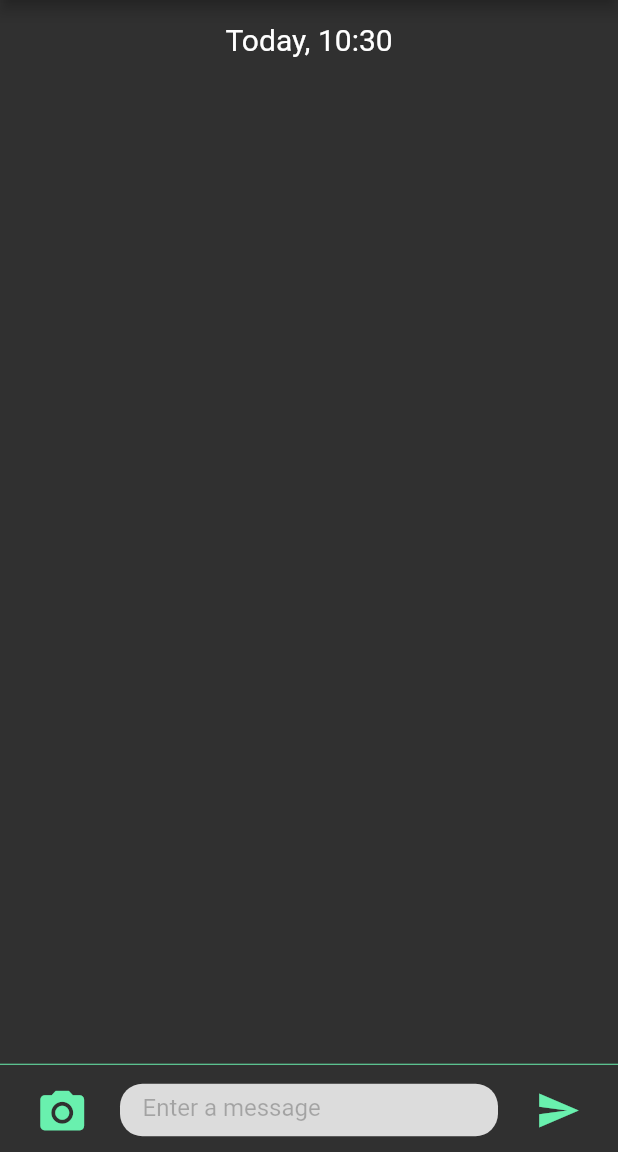
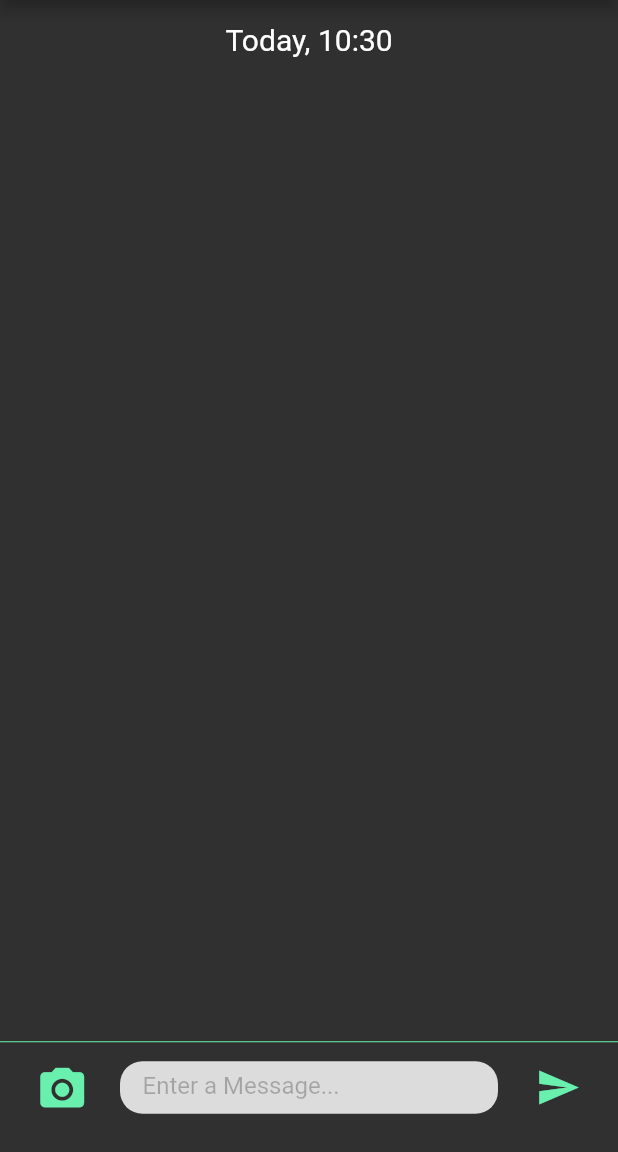
Before and after one commit to lenovix/ChatBot, a Flutter app: the screen it shows after launch, after a tap on the "send" icon, on a phone screen of 412 x 824 dp, the part 84-1236 px from its top. Run offline on Flutter 3.47's test engine with Material 2 defaults, Android fonts, the phone set to English and light mode, and no system bars; our stand-ins replace bubble; missing offline and left inert: flutter_dialogflow.

Commit message:
commit from ref

```diff
--- a/lib/main.dart
+++ b/lib/main.dart
@@ -53,24 +53,27 @@ class MyHomePage extends StatefulWidget {
 }
 
 class _MyHomePageState extends State<MyHomePage> {
-  final messageController = TextEditingController();
-
-  List<Map> messages = [];
 
   void response(query) async {
-    AuthGoogle authGoogle =
-        await AuthGoogle(fileJson: "assets/service.json").build();
+    AuthGoogle authGoogle = await AuthGoogle(
+        fileJson: "assets/service.json")
+        .build();
     Dialogflow dialogflow =
     Dialogflow(authGoogle: authGoogle, language: Language.english);
     AIResponse aiResponse = await dialogflow.detectIntent(query);
     setState(() {
-      messages.insert(0, {
+      messsages.insert(0, {
         "data": 0,
-        "messages": aiResponse.getListMessage()[0]["text"]["text"][0].toString()
+        "message": aiResponse.getListMessage()[0]["text"]["text"][0].toString()
       });
     });
+
+
     print(aiResponse.getListMessage()[0]["text"]["text"][0].toString());
    }
+
+   final messageInsert = TextEditingController();
+   List<Map> messsages = [];
 
   @override
   Widget build(BuildContext context) {
@@ -82,89 +85,107 @@ class _MyHomePageState extends State<MyHomePage> {
     // than having to individually change instances of widgets.
     return Scaffold(
       appBar: AppBar(
-        // Here we take the value from the MyHomePage object that was created by
-        // the App.build method, and use it to set our appbar title.
-        title: Text(widget.title),
+        title: Text(
+          "Chat bot",
+        ),
       ),
       body: Container(
         child: Column(
-          children: [
-            Center(
-              child: Container(
-                padding: const EdgeInsets.only(top: 15, bottom: 18),
-                child: Text(
-                  "Today, ${DateFormat("Hm").format(DateTime.now())}",
-                  style: const TextStyle(fontSize: 20),
-                ),
-              ),
+          children: <Widget>[
+            Container(
+              padding: EdgeInsets.only(top: 15, bottom: 10),
+              child: Text("Today, ${DateFormat("Hm").format(DateTime.now())}", style: TextStyle(
+                fontSize: 20
+              ),),
             ),
             Flexible(
                 child: ListView.builder(
                     reverse: true,
-                itemCount: 0,
+                    itemCount: messsages.length,
                     itemBuilder: (context, index) => chat(
-                    messages[index]["message"].toString(),
-                    messages[index]["data"]),
+                        messsages[index]["message"].toString(),
+                        messsages[index]["data"]))),
+            SizedBox(
+              height: 20,
             ),
-            ),
-            const Divider(
-              height: 5,
+
+            Divider(
+              height: 5.0,
               color: Colors.greenAccent,
             ),
             Container(
+
+
               child: ListTile(
+
                   leading: IconButton(
-                  icon: const Icon(
-                    Icons.camera_alt,
-                    color: Colors.greenAccent,
-                    size: 35,
+                    icon: Icon(Icons.camera_alt, color: Colors.greenAccent, size: 35,), onPressed: () {  },
                   ),
-                  onPressed: () {},
-                ),
+
                   title: Container(
                     height: 35,
-                  decoration: const BoxDecoration(
-                      borderRadius: BorderRadius.all(Radius.circular(15)),
-                      color: Color.fromRGBO(220, 220, 220, 1)),
-                  padding: const EdgeInsets.only(left: 15),
+                    decoration: BoxDecoration(
+                      borderRadius: BorderRadius.all(Radius.circular(
+                          15)),
+                      color: Color.fromRGBO(220, 220, 220, 1),
+                    ),
+                    padding: EdgeInsets.only(left: 15),
                     child: TextFormField(
-                    controller: messageController,
-                    decoration: const InputDecoration(
-                      hintText: "Enter a message",
-                      hintStyle: TextStyle(color: Colors.black26),
+                      controller: messageInsert,
+                      decoration: InputDecoration(
+                        hintText: "Enter a Message...",
+                        hintStyle: TextStyle(
+                            color: Colors.black26
+                        ),
                         border: InputBorder.none,
                         focusedBorder: InputBorder.none,
                         enabledBorder: InputBorder.none,
                         errorBorder: InputBorder.none,
                         disabledBorder: InputBorder.none,
                       ),
-                    style: const TextStyle(fontSize: 16, color: Colors.black),
+
+                      style: TextStyle(
+                          fontSize: 16,
+                          color: Colors.black
+                      ),
+                      onChanged: (value) {
+
+                      },
                     ),
                   ),
+
                   trailing: IconButton(
-                  icon: const Icon(
+
+                      icon: Icon(
+
                         Icons.send,
-                    size: 30,
+                        size: 30.0,
                         color: Colors.greenAccent,
                       ),
                       onPressed: () {
-                    if (messageController.text.isEmpty) {
+
+                        if (messageInsert.text.isEmpty) {
                           print("empty message");
                         } else {
                           setState(() {
-                        messages.insert(
-                            0, {"data": 1, "message": messageController.text});
+                            messsages.insert(0,
+                                {"data": 1, "message": messageInsert.text});
                           });
-                      response(messageController.text);
-                      messageController.clear();
+                          response(messageInsert.text);
+                          messageInsert.clear();
                         }
                         FocusScopeNode currentFocus = FocusScope.of(context);
                         if (!currentFocus.hasPrimaryFocus) {
                           currentFocus.unfocus();
                         }
-                  },
+                      }),
+
               ),
+
             ),
+
+            SizedBox(
+              height: 15.0,
             )
           ],
         ),
@@ -174,59 +195,59 @@ class _MyHomePageState extends State<MyHomePage> {
 
   Widget chat(String message, int data) {
     return Container(
-      padding: const EdgeInsets.only(left: 20, right: 20),
+      padding: EdgeInsets.only(left: 20, right: 20),
+
       child: Row(
-        mainAxisAlignment:
-            data == 1 ? MainAxisAlignment.end : MainAxisAlignment.start,
+          mainAxisAlignment: data == 1 ? MainAxisAlignment.end : MainAxisAlignment.start,
           children: [
-          data == 0
-              ? Container(
+
+            data == 0 ? Container(
               height: 60,
               width: 60,
-                  child: const CircleAvatar(
+              child: CircleAvatar(
                 backgroundImage: AssetImage("assets/robot.jpg"),
               ),
-                )
-              : Container(),
+            ) : Container(),
+
         Padding(
-            padding: const EdgeInsets.all(20),
+        padding: EdgeInsets.all(10.0),
         child: Bubble(
-              radius: const Radius.circular(15),
-              color: data == 0
-                  ? const Color.fromRGBO(23, 157, 139, 1)
-                  : Colors.orangeAccent,
-              elevation: 0,
+            radius: Radius.circular(15.0),
+            color: data == 0 ? Color.fromRGBO(23, 157, 139, 1) : Colors.orangeAccent,
+            elevation: 0.0,
+
             child: Padding(
-                padding: const EdgeInsets.all(2),
+              padding: EdgeInsets.all(2.0),
               child: Row(
                 mainAxisSize: MainAxisSize.min,
-                  children: [
-                    const SizedBox(
-                      width: 10,
+                children: <Widget>[
+
+                  SizedBox(
+                    width: 10.0,
                   ),
                   Flexible(
                       child: Container(
-                      constraints: const BoxConstraints(maxWidth: 200),
+                        constraints: BoxConstraints( maxWidth: 200),
                         child: Text(
                           message,
-                        style: const TextStyle(
+                          style: TextStyle(
                               color: Colors.white, fontWeight: FontWeight.bold),
                         ),
                       ))
                 ],
               ),
+            )),
       ),
-            ),
-          ),
-          data == 1
-              ? Container(
+
+
+            data == 1? Container(
               height: 60,
               width: 60,
-                  child: const CircleAvatar(
+              child: CircleAvatar(
                 backgroundImage: AssetImage("assets/default.jpg"),
               ),
-                )
-              : Container(),
+            ) : Container(),
+
           ],
         ),
     );
--- a/pubspec.yaml
+++ b/pubspec.yaml
@@ -21,7 +21,6 @@ version: 1.0.0+1
 
 environment:
   sdk: '>=2.18.4 <3.0.0'
-  # sdk: ">=2.11.0 <3.0.0"
 
 # Dependencies specify other packages that your package needs in order to work.
 # To automatically upgrade your package dependencies to the latest versions
```
Lines whose indentation alone changed are shown as unchanged.
